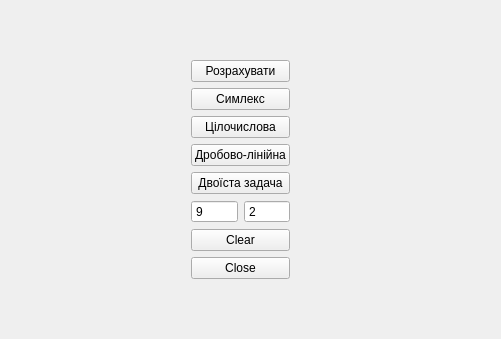
Above: mainwindow.ui from AlHaazen/MMDO before the change; both pictures show x 380 to 881 and y 140 to 479 of the 881 by 631 pixel window. Below: the same form after it.
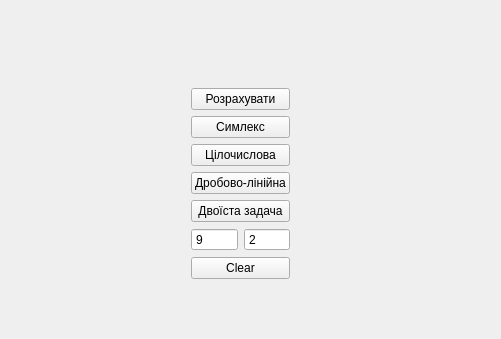
That is the form after the change. Icons and pictures are not drawn. Custom widgets are drawn as their Qt base class.

Diff of the .ui file:
```diff
--- a/mainwindow.ui
+++ b/mainwindow.ui
@@ -348,19 +348,6 @@
              </property>
             </widget>
            </item>
-           <item>
-            <widget class="QPushButton" name="Close">
-             <property name="sizePolicy">
-              <sizepolicy hsizetype="Minimum" vsizetype="Minimum">
-               <horstretch>0</horstretch>
-               <verstretch>0</verstretch>
-              </sizepolicy>
-             </property>
-             <property name="text">
-              <string>Close</string>
-             </property>
-            </widget>
-           </item>
           </layout>
          </item>
         </layout>
```
